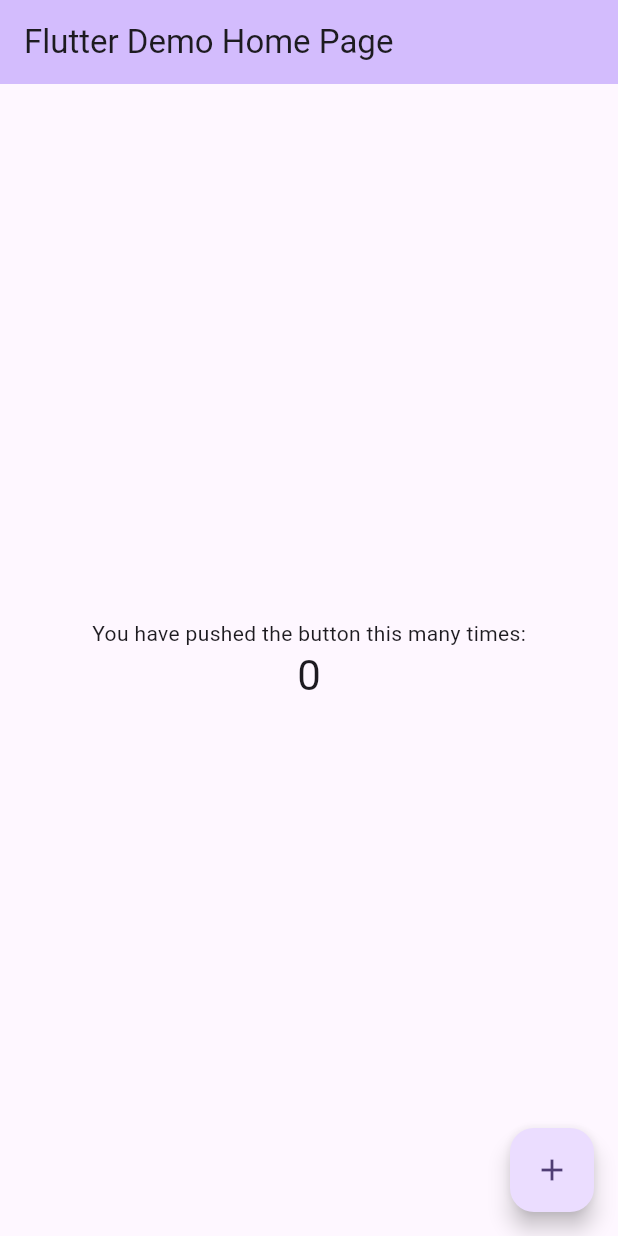
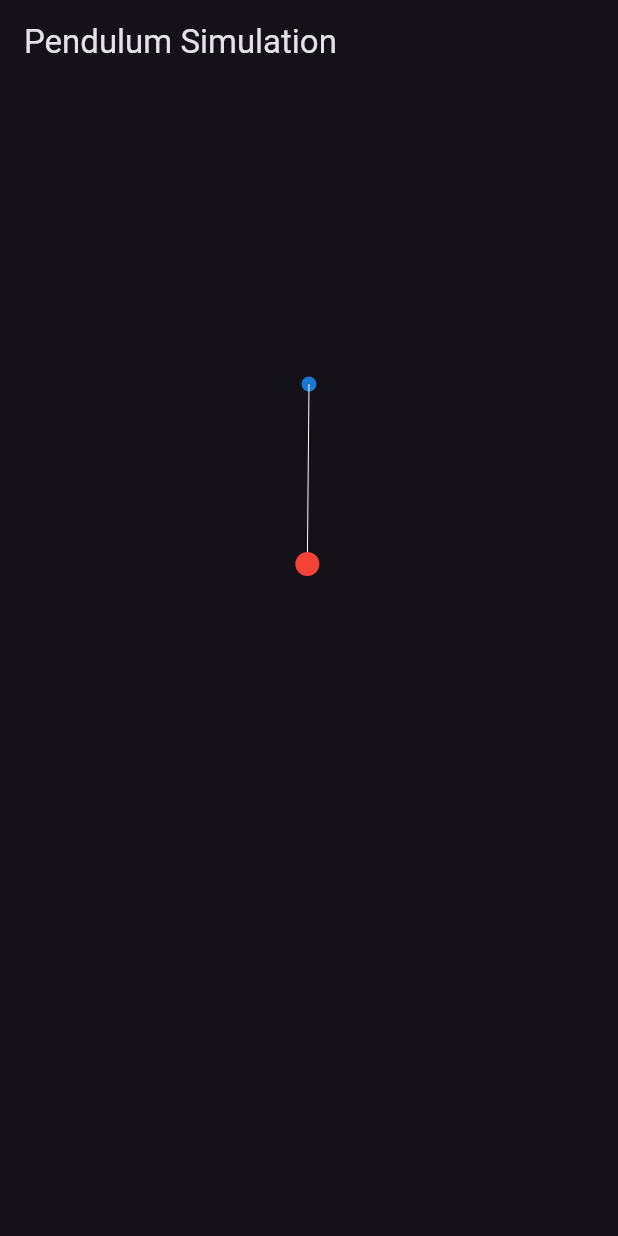
Before and after one commit to ihgazi/PendulumApp, a Flutter app: the screen it shows after launch, on a phone screen of 412 x 824 dp. Run offline on Flutter 3.47's test engine with Material 2 defaults, Android fonts, the phone set to English and light mode, and no system bars.

Commit message:
Added pendulum.dart, painter.dart and simulation.dart

```diff
--- a/lib/main.dart
+++ b/lib/main.dart
@@ -1,4 +1,5 @@
 import 'package:flutter/material.dart';
+import 'package:flutter_pendulum/simulation.dart';
 
 void main() {
   runApp(const MyApp());
@@ -7,119 +8,13 @@ void main() {
 class MyApp extends StatelessWidget {
   const MyApp({super.key});
 
-  // This widget is the root of your application.
   @override
   Widget build(BuildContext context) {
     return MaterialApp(
-      title: 'Flutter Demo',
-      theme: ThemeData(
-        // This is the theme of your application.
-        //
-        // TRY THIS: Try running your application with "flutter run". You'll see
-        // the application has a blue toolbar. Then, without quitting the app,
-        // try changing the seedColor in the colorScheme below to Colors.green
-        // and then invoke "hot reload" (save your changes or press the "hot
-        // reload" button in a Flutter-supported IDE, or press "r" if you used
-        // the command line to start the app).
-        //
-        // Notice that the counter didn't reset back to zero; the application
-        // state is not lost during the reload. To reset the state, use hot
-        // restart instead.
-        //
-        // This works for code too, not just values: Most code changes can be
-        // tested with just a hot reload.
-        colorScheme: ColorScheme.fromSeed(seedColor: Colors.deepPurple),
-        useMaterial3: true,
-      ),
-      home: const MyHomePage(title: 'Flutter Demo Home Page'),
+      title: 'Flutter Rope simulation',
+      theme: ThemeData.dark(useMaterial3: true),
+      themeMode: ThemeMode.dark,
+      home: const SimulationWidget(),
     );
   }
 }
-
-class MyHomePage extends StatefulWidget {
-  const MyHomePage({super.key, required this.title});
-
-  // This widget is the home page of your application. It is stateful, meaning
-  // that it has a State object (defined below) that contains fields that affect
-  // how it looks.
-
-  // This class is the configuration for the state. It holds the values (in this
-  // case the title) provided by the parent (in this case the App widget) and
-  // used by the build method of the State. Fields in a Widget subclass are
-  // always marked "final".
-
-  final String title;
-
-  @override
-  State<MyHomePage> createState() => _MyHomePageState();
-}
-
-class _MyHomePageState extends State<MyHomePage> {
-  int _counter = 0;
-
-  void _incrementCounter() {
-    setState(() {
-      // This call to setState tells the Flutter framework that something has
-      // changed in this State, which causes it to rerun the build method below
-      // so that the display can reflect the updated values. If we changed
-      // _counter without calling setState(), then the build method would not be
-      // called again, and so nothing would appear to happen.
-      _counter++;
-    });
-  }
-
-  @override
-  Widget build(BuildContext context) {
-    // This method is rerun every time setState is called, for instance as done
-    // by the _incrementCounter method above.
-    //
-    // The Flutter framework has been optimized to make rerunning build methods
-    // fast, so that you can just rebuild anything that needs updating rather
-    // than having to individually change instances of widgets.
-    return Scaffold(
-      appBar: AppBar(
-        // TRY THIS: Try changing the color here to a specific color (to
-        // Colors.amber, perhaps?) and trigger a hot reload to see the AppBar
-        // change color while the other colors stay the same.
-        backgroundColor: Theme.of(context).colorScheme.inversePrimary,
-        // Here we take the value from the MyHomePage object that was created by
-        // the App.build method, and use it to set our appbar title.
-        title: Text(widget.title),
-      ),
-      body: Center(
-        // Center is a layout widget. It takes a single child and positions it
-        // in the middle of the parent.
-        child: Column(
-          // Column is also a layout widget. It takes a list of children and
-          // arranges them vertically. By default, it sizes itself to fit its
-          // children horizontally, and tries to be as tall as its parent.
-          //
-          // Column has various properties to control how it sizes itself and
-          // how it positions its children. Here we use mainAxisAlignment to
-          // center the children vertically; the main axis here is the vertical
-          // axis because Columns are vertical (the cross axis would be
-          // horizontal).
-          //
-          // TRY THIS: Invoke "debug painting" (choose the "Toggle Debug Paint"
-          // action in the IDE, or press "p" in the console), to see the
-          // wireframe for each widget.
-          mainAxisAlignment: MainAxisAlignment.center,
-          children: <Widget>[
-            const Text(
-              'You have pushed the button this many times:',
-            ),
-            Text(
-              '$_counter',
-              style: Theme.of(context).textTheme.headlineMedium,
-            ),
-          ],
-        ),
-      ),
-      floatingActionButton: FloatingActionButton(
-        onPressed: _incrementCounter,
-        tooltip: 'Increment',
-        child: const Icon(Icons.add),
-      ), // This trailing comma makes auto-formatting nicer for build methods.
-    );
-  }
-}
--- /dev/null
+++ b/lib/painter.dart
@@ -0,0 +1,32 @@
+import 'package:flutter/material.dart';
+import 'pendulum.dart';
+
+class PendulumPainter extends CustomPainter {
+  late Pendulum p;
+
+  PendulumPainter(this.p);
+
+  @override
+  void paint(Canvas canvas, Size size) {
+    var paint = Paint()
+        ..color = Colors.blue.shade700
+        ..style = PaintingStyle.fill;
+
+    // Drawing pivot point
+    canvas.drawCircle(Offset(p.pivotPos.x,p.pivotPos.y), 5, paint);
+
+    // Drawing pendulum rod
+    paint.color = Colors.white;
+    canvas.drawLine(Offset(p.pivotPos.x,p.pivotPos.y), Offset(p.bobPos.x,p.bobPos.y), paint);
+
+    // Draw bob
+    paint.color = Colors.red;
+    canvas.drawCircle(Offset(p.bobPos.x,p.bobPos.y), 8, paint);
+
+    @override
+    bool shouldRepaint(PendulumPainter oldDelegate) => true;
+  }
+
+  @override
+  bool shouldRepaint(PendulumPainter oldDelegate) => true;
+}
--- /dev/null
+++ b/lib/pendulum.dart
@@ -0,0 +1,63 @@
+import 'dart:math';
+
+import 'package:vector_math/vector_math_64.dart';
+
+// Dart class to represent a particle in physics simulation
+
+class Pendulum {
+  late double length;
+  late double angularVel;
+  late double angularAcc;
+  late Vector2 pivotPos; // Coordinate of pivot point
+  late Vector2 bobPos; // Coordinate of Bob
+  late double angle;
+  late double mass;
+  late bool locked;
+  late double gravity;
+
+  // Canvas parameters
+  /**Color paintcolor = Color(Random().nextInt(0xffffffff));
+  late Offset origin;
+  List<Offset> trailPoints = [];**/
+
+  Pendulum(double x, double y, double theta) {
+    pivotPos = Vector2(x,y);
+    length = 2;
+    angle = theta;
+    bobPos = Vector2(x+60*length*sin(angle*pi/180), y+60*length*cos(angle*pi/180));
+    mass = 1;
+    gravity = 9.80665;
+    angularVel = 0;
+    angularAcc = 0;
+    locked = false;
+  }
+
+  void updatePosition(double x, double y) {
+    bobPos = Vector2(x,y);
+  }
+
+  void updateLength(double l) {
+    length = l;
+  }
+
+  void updateGravity(double g) {
+    gravity = g;
+  }
+
+  void rotate() {
+    bobPos = pivotPos + Vector2(60*length*sin(angle*pi/180), 60*length*cos(angle*pi/180));
+  }
+  void applyForce() {
+    if (locked) return;
+    angularAcc = -(gravity/length)*sin(angle*pi/180);
+    // angularVel *= 0.9; // Damping Coefficient
+    angularVel += angularAcc * 0.167;
+    angle += angularVel * 0.167;
+    rotate();
+    angularAcc = 0;
+  }
+  //Offset get endPoint => Offset((length*sin(angle)), (length*cos(angle)))+origin;
+
+  //@override
+  //toString() => 'Pendulum has end point at $endPoint'
+}
--- /dev/null
+++ b/lib/simulation.dart
@@ -0,0 +1,61 @@
+import 'dart:async';
+
+import 'package:flutter/material.dart';
+import 'package:flutter_pendulum/painter.dart';
+import 'package:vector_math/vector_math_64.dart' as v;
+
+import 'pendulum.dart';
+
+class SimulationWidget extends StatefulWidget {
+  const SimulationWidget({Key? key}) : super(key: key);
+
+  @override
+  State<SimulationWidget> createState() => _SimulationWidgetState();
+}
+
+class _SimulationWidgetState extends State<SimulationWidget> {
+  late Timer timer;
+  late Pendulum p;
+
+  @override
+  void initState() {
+    //setting gravity to 0.1
+    setUpPendulum();
+    super.initState();
+    update();
+  }
+
+  //setting up the particles and springs
+  void setUpPendulum() {
+    p = Pendulum(200, 200, 90);
+    //p.locked = true;
+  }
+
+  update() {
+    timer = Timer.periodic(const Duration(milliseconds: 16), (timer) {
+      p.applyForce();
+      setState(() {});
+    });
+  }
+
+  @override
+  void dispose() {
+    timer.cancel();
+    super.dispose();
+  }
+
+  @override
+  Widget build(BuildContext context) {
+    return Scaffold(
+      appBar: AppBar(
+        title: Text('Pendulum Simulation'),
+      ),
+      body: Center(
+        child: CustomPaint(
+          painter: PendulumPainter(p),
+          size: Size(400, 800),
+        ),
+      ),
+    );
+  }
+}
```
